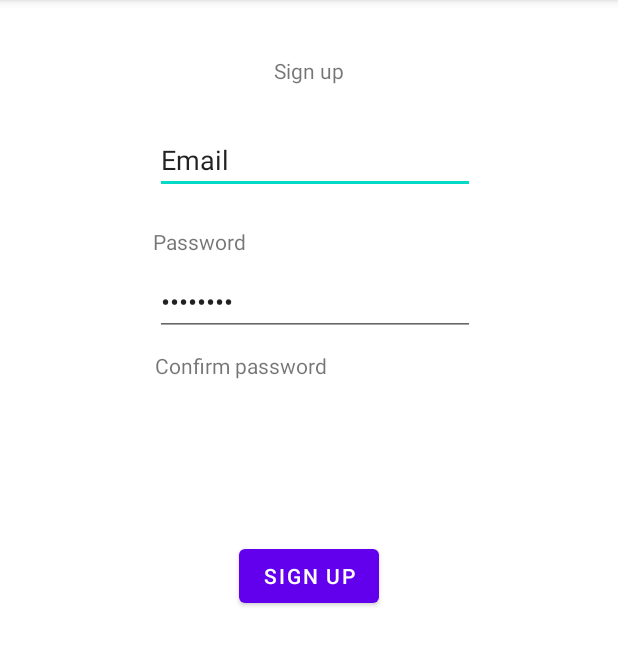
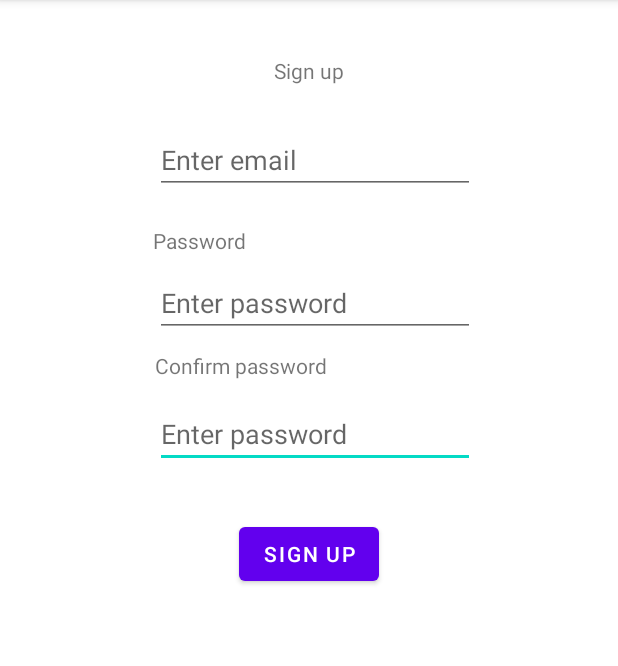
Before and after one commit to victorgson/ProjektArbete, an Android app: the screen it shows after launch (SignUpActivity), after a tap on "No account? Sign up here!", on a phone screen of 412 x 824 dp, the part 84-750 px from its top. Run offline under Robolectric (Android 15) with nearby library versions, the phone set to English and light mode, and no system bars; our stand-ins replace Firebase (no records; nobody signed in at launch, a user with empty details on screens opened directly); libraries missing offline, so code that uses them is left out: com.firebase.ui; 4 statements that could not run were skipped.

Commit message:
Fixed login on empty textfields crash and signup crash

```diff
--- a/app/src/main/java/com/example/projektarbete/LoginActivity.java
+++ b/app/src/main/java/com/example/projektarbete/LoginActivity.java
@@ -49,6 +49,51 @@ public class LoginActivity extends AppCompatActivity {
 
 
 
+    private final ActivityResultLauncher<Intent> signInLauncher = registerForActivityResult(
+            new FirebaseAuthUIActivityResultContract(),
+            new ActivityResultCallback<FirebaseAuthUIAuthenticationResult>() {
+                @Override
+                public void onActivityResult(FirebaseAuthUIAuthenticationResult result) {
+                    onSignInResult(result);
+                }
+            }
+    );
+
+    public void createSignInIntent() {
+
+        System.out.println("tyjuuuasd");
+        // [START auth_fui_create_intent]
+        // Choose authentication providers
+        List<AuthUI.IdpConfig> providers = Arrays.asList(
+                new AuthUI.IdpConfig.EmailBuilder().build(),
+                new AuthUI.IdpConfig.PhoneBuilder().build(),
+                new AuthUI.IdpConfig.GoogleBuilder().build(),
+                new AuthUI.IdpConfig.TwitterBuilder().build());
+
+        // Create and launch sign-in intent
+        Intent signInIntent = AuthUI.getInstance()
+                .createSignInIntentBuilder()
+                .setAvailableProviders(providers)
+                .build();
+        signInLauncher.launch(signInIntent);
+        // [END auth_fui_create_intent]
+    }
+
+    // [START auth_fui_result]
+    private void onSignInResult(FirebaseAuthUIAuthenticationResult result) {
+        IdpResponse response = result.getIdpResponse();
+        if (result.getResultCode() == RESULT_OK) {
+            // Successfully signed in
+            FirebaseUser user = FirebaseAuth.getInstance().getCurrentUser();
+            // ...
+        } else {
+            // Sign in failed. If response is null the user canceled the
+            // sign-in flow using the back button. Otherwise check
+            // response.getError().getErrorCode() and handle the error.
+            // ...
+        }
+    }
+
     @Override
     protected void onCreate(Bundle savedInstanceState) {
         super.onCreate(savedInstanceState);
@@ -62,7 +107,9 @@ public class LoginActivity extends AppCompatActivity {
         signUpText = (TextView)findViewById(R.id.textView);
         signUpText.setOnClickListener(signUpTextListener);
 
+        //signInBtn.setOnClickListener(view -> createSignInIntent());
 
+        createSignInIntent();
 
 
         if(mAuth.getCurrentUser() != null) {
@@ -121,6 +168,8 @@ public class LoginActivity extends AppCompatActivity {
 
     private void signInEmail(String email, String password) {
         // [START sign_in_with_email]
+        System.out.println(email + password + "tju");
+        if(email.length() > 0 && password.length() > 0) {
             mAuth.signInWithEmailAndPassword(email, password)
                     .addOnCompleteListener(this, new OnCompleteListener<AuthResult>() {
                         @Override
@@ -141,6 +190,9 @@ public class LoginActivity extends AppCompatActivity {
                             }
                         }
                     });
+        } else {
+            Toast.makeText(LoginActivity.this, "Please enter email and password", Toast.LENGTH_SHORT).show();
+        }
         // [END sign_in_with_email]
     }
 
@@ -171,6 +223,8 @@ public class LoginActivity extends AppCompatActivity {
             String emailString = email.getText().toString().trim();
             String passwordString = password.getText().toString().trim();
                 signInEmail(emailString, passwordString);
+
+
         }
     };
 
--- a/app/src/main/java/com/example/projektarbete/SignUpActivity.java
+++ b/app/src/main/java/com/example/projektarbete/SignUpActivity.java
@@ -4,6 +4,8 @@ import androidx.annotation.NonNull;
 import androidx.appcompat.app.AppCompatActivity;
 
 import android.os.Bundle;
+import android.text.Editable;
+import android.text.TextWatcher;
 import android.util.Log;
 import android.view.View;
 import android.widget.Button;
@@ -23,6 +25,9 @@ public class SignUpActivity extends AppCompatActivity {
     private FirebaseAuth mAuth;
     EditText email;
     EditText password;
+    EditText password2;
+    private boolean identicalPasswords;
+
 
     @Override
     protected void onCreate(Bundle savedInstanceState) {
@@ -34,7 +39,27 @@ public class SignUpActivity extends AppCompatActivity {
         Button signUpBtn = (Button)findViewById(R.id.button3);
          email = (EditText)findViewById(R.id.editTextEmail);
          password = (EditText)findViewById(R.id.editTextPassword);
-        signUpBtn.setOnClickListener(onClickListener);
+         password2 = (EditText)findViewById(R.id.editTextPassword2);
+            signUpBtn.setOnClickListener(onClickListener);
+
+        password2.addTextChangedListener(new TextWatcher() {
+            @Override
+            public void beforeTextChanged(CharSequence charSequence, int i, int i1, int i2) {
+
+            }
+
+            @Override
+            public void onTextChanged(CharSequence charSequence, int i, int i1, int i2) {
+                if(password2.getText() != password.getText()){
+                    System.out.println("Passwords need to be identical!");
+                }
+            }
+
+            @Override
+            public void afterTextChanged(Editable editable) {
+
+            }
+        });
     }
 
     @Override
@@ -64,6 +89,9 @@ public class SignUpActivity extends AppCompatActivity {
     };
 
     private void createAccount(String email, String password) {
+
+        if(email.length() > 0 && password.length() > 0 ) {
+
         mAuth.createUserWithEmailAndPassword(email, password)
                 .addOnCompleteListener(this, new OnCompleteListener<AuthResult>() {
                     @Override
@@ -82,6 +110,10 @@ public class SignUpActivity extends AppCompatActivity {
                         }
                     }
                 });
+
+        } else {
+            Toast.makeText(SignUpActivity.this, "Please enter a email and password", Toast.LENGTH_SHORT).show();
+        }
     }
 
 
--- a/app/src/main/res/layout/activity_sign_up.xml
+++ b/app/src/main/res/layout/activity_sign_up.xml
@@ -7,14 +7,25 @@
     tools:context=".SignUpActivity">
 
     <EditText
+        android:id="@+id/editTextPassword2"
+        android:layout_width="wrap_content"
+        android:layout_height="wrap_content"
+        android:layout_marginTop="13dp"
+        android:ems="10"
+        android:hint="Enter password"
+        android:inputType="textPassword"
+        app:layout_constraintStart_toStartOf="@+id/textView3"
+        app:layout_constraintTop_toBottomOf="@+id/textView3" />
+
+    <EditText
         android:id="@+id/editTextEmail"
         android:layout_width="wrap_content"
         android:layout_height="wrap_content"
         android:layout_marginStart="1dp"
         android:layout_marginTop="27dp"
         android:ems="10"
+        android:hint="Enter email"
         android:inputType="textEmailAddress"
-        android:text="Email"
         app:layout_constraintStart_toStartOf="@+id/textView2"
         app:layout_constraintTop_toBottomOf="@+id/textView4" />
 
@@ -22,7 +33,7 @@
         android:id="@+id/textView3"
         android:layout_width="wrap_content"
         android:layout_height="wrap_content"
-        android:layout_marginTop="10dp"
+        android:layout_marginTop="9dp"
         android:text="Confirm password"
         app:layout_constraintStart_toStartOf="@+id/editTextPassword"
         app:layout_constraintTop_toBottomOf="@+id/editTextPassword" />
@@ -32,7 +43,7 @@
         android:layout_width="wrap_content"
         android:layout_height="wrap_content"
         android:layout_marginStart="102dp"
-        android:layout_marginBottom="8dp"
+        android:layout_marginBottom="9dp"
         android:text="Password"
         app:layout_constraintBottom_toTopOf="@+id/editTextPassword"
         app:layout_constraintStart_toStartOf="parent" />
@@ -51,21 +62,21 @@
         android:id="@+id/button3"
         android:layout_width="wrap_content"
         android:layout_height="wrap_content"
+        android:layout_marginTop="33dp"
         android:text="Sign up"
-        app:layout_constraintBottom_toBottomOf="parent"
         app:layout_constraintEnd_toEndOf="parent"
         app:layout_constraintStart_toStartOf="parent"
-        app:layout_constraintTop_toTopOf="parent" />
+        app:layout_constraintTop_toBottomOf="@+id/editTextPassword2" />
 
     <EditText
         android:id="@+id/editTextPassword"
         android:layout_width="wrap_content"
         android:layout_height="wrap_content"
         android:layout_marginStart="1dp"
-        android:layout_marginTop="49dp"
+        android:layout_marginTop="50dp"
         android:ems="10"
+        android:hint="Enter password"
         android:inputType="textPassword"
-        android:text="Password"
         app:layout_constraintStart_toStartOf="@+id/textView2"
         app:layout_constraintTop_toBottomOf="@+id/editTextEmail" />
 
--- a/app/src/main/res/values/strings.xml
+++ b/app/src/main/res/values/strings.xml
@@ -1,3 +1,5 @@
 <resources>
     <string name="app_name">ProjektArbete</string>
+    <string name="email">Email</string>
+    <string name="password">Password</string>
 </resources>
```
Also changed, not shown: app/src/main/java/com/example/projektarbete/MainActivity.java (+15 -0 lines), app/src/main/res/layout/activity_login.xml (+7 -5 lines), app/src/main/res/layout/activity_main.xml (+10 -0 lines). Lines whose indentation alone changed are shown as unchanged.
